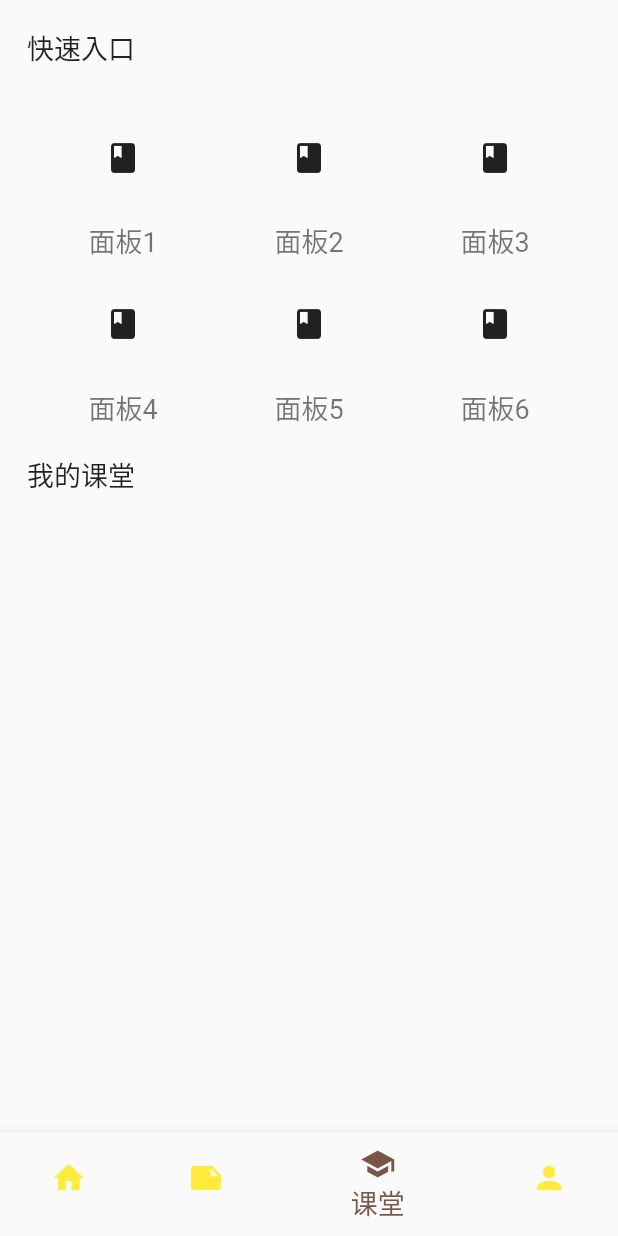
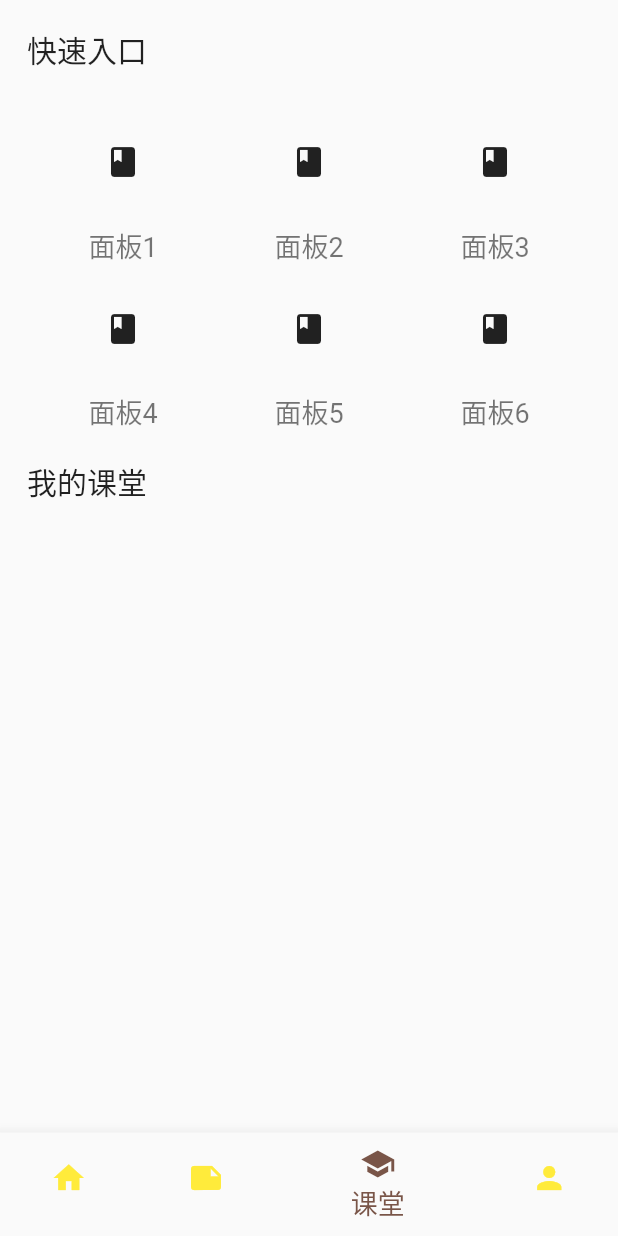
Before and after one commit to ECNU-SOE/project_soe_frontend, a Flutter app: the screen it shows after launch, item 3 of the bottom bar chosen, on a phone screen of 412 x 824 dp. Run offline on Flutter 3.47's test engine with Material 2 defaults, Android fonts, the phone set to English and light mode, and no system bars; our stand-ins replace audioplayers, dio, flutter_login; missing offline and left inert: ffmpeg_kit_flutter_audio, path_to_regexp, record; network calls fail.

Commit message:
22.12.15 subtitle component

```diff
--- a/lib/src/class_page/class_page.dart
+++ b/lib/src/class_page/class_page.dart
@@ -1,5 +1,6 @@
 import 'package:flutter/material.dart';
 import 'package:project_soe/src/data/styles.dart';
+import 'package:project_soe/src/components/subtitle.dart';
 
 // FIXME 22.12.7 temp
 class HorizontalScrollData {
@@ -92,20 +93,6 @@ class ClassPage extends StatelessWidget {
     );
   }
 
-  Widget _buildSubtitle(String label) {
-    return Row(
-      children: [
-        Padding(
-          padding: EdgeInsets.all(18.0),
-          child: Text(
-            label,
-            style: gClassPageSubTitleStyle,
-          ),
-        ),
-      ],
-    );
-  }
-
   // FIXME
   Widget _buildMyClassWidget() {
     return Row();
@@ -117,7 +104,7 @@ class ClassPage extends StatelessWidget {
       body: ListView(
         scrollDirection: Axis.vertical,
         children: <Widget>[
-          // _buildSubtitle('推荐内容'),
+          // const Subtitle(label: '(.*)'),
           // Container(
           //   margin: const EdgeInsets.symmetric(vertical: 10.0),
           //   height: 160.0,
@@ -126,10 +113,10 @@ class ClassPage extends StatelessWidget {
           //     children: _buildHorizontalScrollWidgetList(),
           //   ),
           // ),
-          _buildSubtitle('快速入口'),
+          const Subtitle(label: '快速入口'),
           _buildClassRecWidget(classRecDatasFirst),
           _buildClassRecWidget(classRecDatasSecond),
-          _buildSubtitle('我的课堂'),
+          const Subtitle(label: '我的课堂'),
           _buildMyClassWidget(),
         ],
       ),
--- /dev/null
+++ b/lib/src/components/subtitle.dart
@@ -0,0 +1,21 @@
+import 'package:flutter/material.dart';
+import 'package:project_soe/src/data/styles.dart';
+
+class Subtitle extends StatelessWidget {
+  final String label;
+  const Subtitle({super.key, required this.label});
+  @override
+  Widget build(BuildContext context) {
+    return Row(
+      children: [
+        Padding(
+          padding: EdgeInsets.all(18.0),
+          child: Text(
+            label,
+            style: gSubtitleStyle,
+          ),
+        ),
+      ],
+    );
+  }
+}
--- a/lib/src/data/styles.dart
+++ b/lib/src/data/styles.dart
@@ -1,4 +1,9 @@
 import 'package:flutter/material.dart';
+
+const TextStyle gSubtitleStyle = TextStyle(
+  color: Colors.black87,
+  fontSize: 20.0,
+);
 
 const TextStyle gHomePageAdsStyle = TextStyle(
   color: Colors.black87,
@@ -7,11 +12,6 @@ const TextStyle gHomePageAdsStyle = TextStyle(
 
 const TextStyle gHomePageListitemStyle = TextStyle(
   color: Colors.black54,
-  fontSize: 18.0,
-);
-
-const TextStyle gHomePageSubTitleStyle = TextStyle(
-  color: Colors.black87,
   fontSize: 18.0,
 );
 
@@ -115,29 +115,14 @@ const TextStyle gClassPageListitemStyle = TextStyle(
   fontSize: 18.0,
 );
 
-const TextStyle gClassPageSubTitleStyle = TextStyle(
-  color: Colors.black87,
-  fontSize: 18.0,
-);
-
 const TextStyle gPracticePageTabStyle = TextStyle(
   color: Colors.black87,
   fontSize: 20.0,
 );
 
-const TextStyle gPracticePageSubTitleStyle = TextStyle(
-  color: Colors.black87,
-  fontSize: 18.0,
-);
-
 const TextStyle gPracticePageListitemStyle = TextStyle(
   color: Colors.black54,
   fontSize: 18.0,
-);
-
-const TextStyle gPersonalPageSubTitleStyle = TextStyle(
-  color: Colors.black87,
-  fontSize: 24.0,
 );
 
 const TextStyle gPersonalPageNicknameStyle = TextStyle(
```
Also changed, not shown: lib/src/app_home/home_page.dart (+5 -18 lines), lib/src/personal_page/personal_page.dart (+4 -17 lines), lib/src/practice_page/practice_page.dart (+6 -6 lines), res/titleimg0.jpg (deleted), res/titleimg1.png (deleted), 2 other files.
